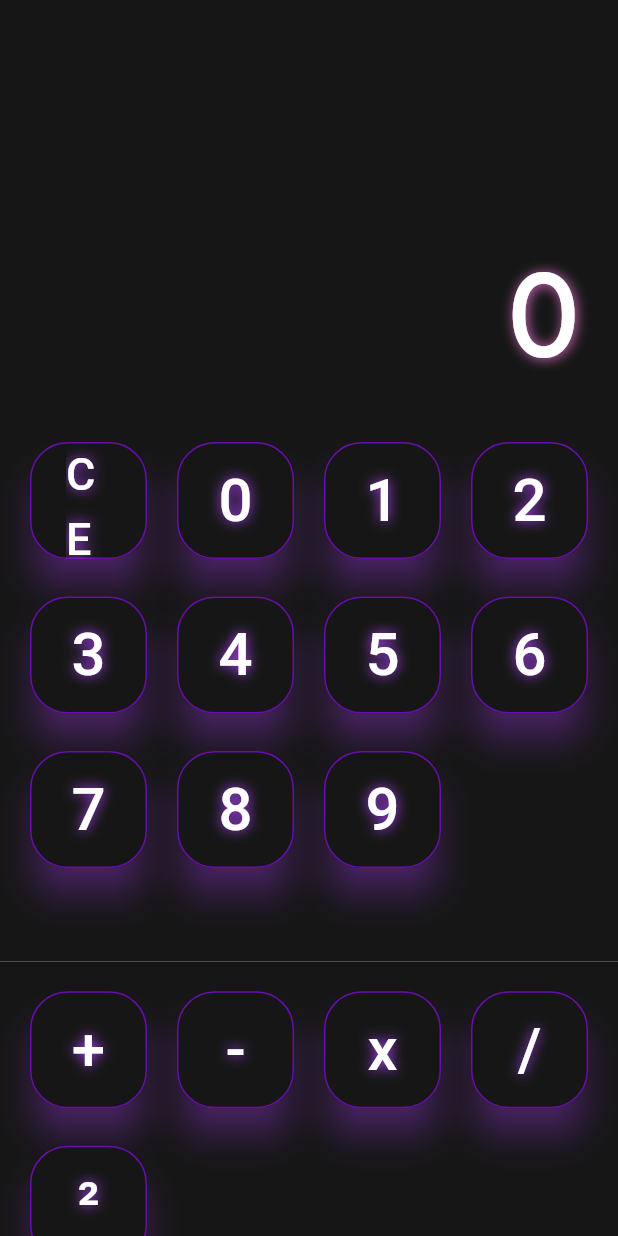
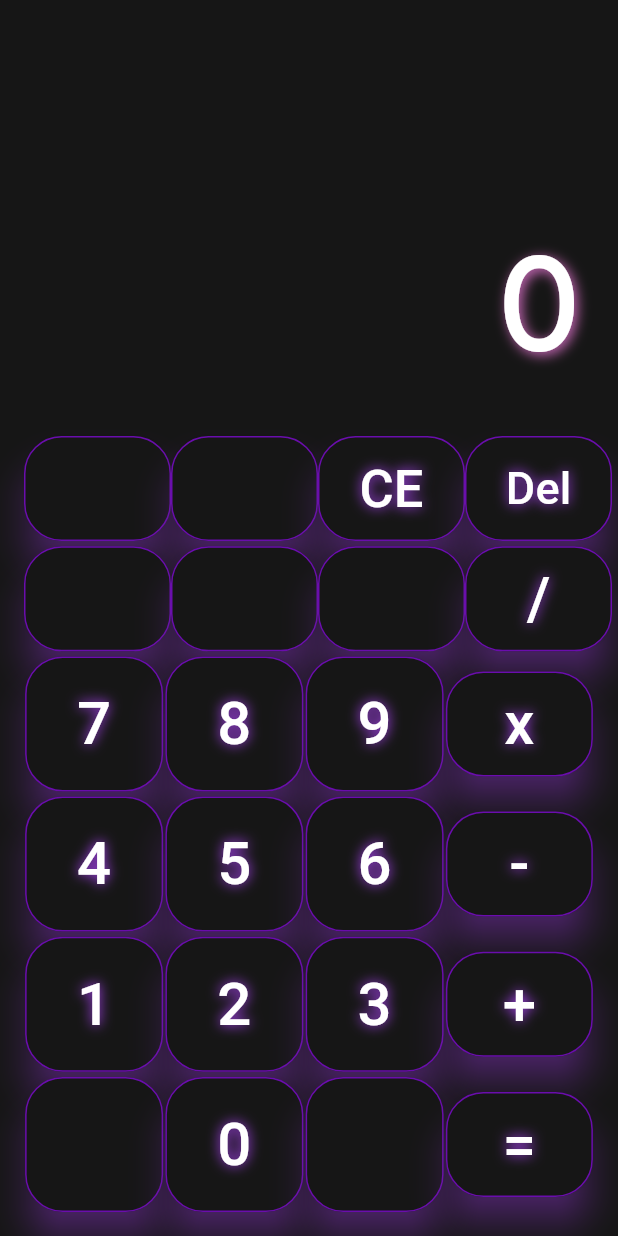
Before and after one commit to Guyllem/calculesther, a Flutter app: the screen it shows after launch, on a phone screen of 412 x 824 dp. Run offline on Flutter 3.47's test engine with Material 3 defaults, Android fonts, the phone set to English and light mode, and no system bars; Roboto replaces fonts that are missing (PlaneCrash).

Commit message:
New ButtonInterface

```diff
--- a/lib/buttonInterface.dart
+++ b/lib/buttonInterface.dart
@@ -4,12 +4,17 @@ import 'package:calculesther/theme/colors.dart';
 class ButtonInterface extends StatelessWidget {
   final String label;
   final double interfaceSize;
+  final double width;
+  final double height;
   final Function(String) onTap;
-  const ButtonInterface({super.key, required this.label, required this.interfaceSize, required this.onTap});
+  const ButtonInterface({super.key, required this.label, required this.interfaceSize, required this.onTap, required this.width, required this.height});
 
   @override
   Widget build(BuildContext context) {
-    return ElevatedButton(
+    return SizedBox(
+      width: width,
+      height: height,
+      child: ElevatedButton(
         onPressed: () {
           onTap(label);
         },
@@ -25,7 +30,6 @@ class ButtonInterface extends StatelessWidget {
         child: Text(label,
           style: TextStyle(
             fontSize: interfaceSize,
-          fontFamily: "PlaneCrash",
             color: AppColors.text,
             shadows: const <Shadow> [
               Shadow(
@@ -36,6 +40,7 @@ class ButtonInterface extends StatelessWidget {
             ],
           ),
         ),
+      )
       );
   }
 }
--- a/lib/calculatrice.dart
+++ b/lib/calculatrice.dart
@@ -42,10 +42,10 @@ class _CalculatriceState extends State<Calculatrice> {
               alignment: Alignment.bottomRight,
               child: Text(_currentTap,
                 style: const TextStyle(
-                  fontSize: 80,
+                  fontSize: 90,
                     shadows: <Shadow> [
                       Shadow(
-                        offset: Offset(1,1),
+                        offset: Offset(2,2),
                         blurRadius: 10,
                         color: AppColors.shadow,
                       )
@@ -64,47 +64,69 @@ class _CalculatriceState extends State<Calculatrice> {
                 Expanded(
                   flex: 2,
                   child: Container(
-                      color: AppColors.black,
-                      child: GridView.count(
-                          crossAxisCount: 4,
-                          crossAxisSpacing: 20,
-                          mainAxisSpacing: 25,
-                          padding: const EdgeInsets.all(20),
+                    padding: const EdgeInsets.all(16),
+                    color: AppColors.black,
+                      child: Column(
+                        mainAxisAlignment: MainAxisAlignment.spaceBetween,
                           children: [
-                            ButtonInterface(label: "CE", interfaceSize: 30, onTap: (value) => _clearUI()),
-                            ButtonInterface(label: "0", interfaceSize: 40, onTap: (value) => _updateNumber(value)),
-                            ButtonInterface(label: "1", interfaceSize: 40,onTap: (value) => _updateNumber(value)),
-                            ButtonInterface(label: "2", interfaceSize: 40,onTap: (value) => _updateNumber(value)),
-                            ButtonInterface(label: "3", interfaceSize: 40,onTap: (value) => _updateNumber(value)),
-                            ButtonInterface(label: "4", interfaceSize: 40,onTap: (value) => _updateNumber(value)),
-                            ButtonInterface(label: "5", interfaceSize: 40,onTap: (value) => _updateNumber(value)),
-                            ButtonInterface(label: "6", interfaceSize: 40,onTap: (value) => _updateNumber(value)),
-                            ButtonInterface(label: "7", interfaceSize: 40,onTap: (value) => _updateNumber(value)),
-                            ButtonInterface(label: "8", interfaceSize: 40, onTap: (value) => _updateNumber(value)),
-                            ButtonInterface(label: "9", interfaceSize: 40,onTap: (value) => _updateNumber(value)),
+                            Row(
+                              mainAxisAlignment: MainAxisAlignment.spaceAround,
+                              children: [
+                                ButtonInterface(label: "", interfaceSize: 40, width: 98, height: 70, onTap: (value) => _updateNumber(value)),
+                                ButtonInterface(label: "", interfaceSize: 40, width: 98, height: 70, onTap: (value) => _updateNumber(value)),
+                                ButtonInterface(label: "CE", interfaceSize: 35, width: 98, height: 70, onTap: (value) => _clearUI()),
+                                ButtonInterface(label: "Del", interfaceSize: 30, width: 98, height: 70, onTap: (value) => _updateNumber(value)),
+                              ],
+                            ),
+                            Row(
+                              mainAxisAlignment: MainAxisAlignment.spaceAround,
+                              children: [
+                                ButtonInterface(label: "", interfaceSize: 40, width: 98, height: 70, onTap: (value) => _updateNumber(value)),
+                                ButtonInterface(label: "", interfaceSize: 40, width: 98, height: 70, onTap: (value) => _updateNumber(value)),
+                                ButtonInterface(label: "", interfaceSize: 40, width: 98, height: 70, onTap: (value) => _updateNumber(value)),
+                                ButtonInterface(label: "/", interfaceSize: 40, width: 98, height: 70, onTap: (value) => _updateNumber(value)),
+                              ],
+                            ),
+                            Row(
+                              mainAxisAlignment: MainAxisAlignment.spaceAround,
+                              children: [
+                                ButtonInterface(label: "7", interfaceSize: 40, width: 92, height: 90, onTap: (value) => _updateNumber(value)),
+                                ButtonInterface(label: "8", interfaceSize: 40, width: 92, height: 90, onTap: (value) => _updateNumber(value)),
+                                ButtonInterface(label: "9", interfaceSize: 40, width: 92, height: 90, onTap: (value) => _updateNumber(value)),
+                                ButtonInterface(label: "x", interfaceSize: 40, width: 98, height: 70, onTap: (value) => _updateNumber(value)),
+                              ],
+                            ),
+                            Row(
+                              mainAxisAlignment: MainAxisAlignment.spaceAround,
+                              children: [
+                                ButtonInterface(label: "4", interfaceSize: 40, width: 92, height: 90, onTap: (value) => _updateNumber(value)),
+                                ButtonInterface(label: "5", interfaceSize: 40, width: 92, height: 90, onTap: (value) => _updateNumber(value)),
+                                ButtonInterface(label: "6", interfaceSize: 40, width: 92, height: 90, onTap: (value) => _updateNumber(value)),
+                                ButtonInterface(label: "-", interfaceSize: 40, width: 98, height: 70, onTap: (value) => _updateNumber(value)),
+                              ],
+                            ),
+                            Row(
+                              mainAxisAlignment: MainAxisAlignment.spaceAround,
+                              children: [
+                                ButtonInterface(label: "1", interfaceSize: 40, width: 92, height: 90, onTap: (value) => _updateNumber(value)),
+                                ButtonInterface(label: "2", interfaceSize: 40, width: 92, height: 90, onTap: (value) => _updateNumber(value)),
+                                ButtonInterface(label: "3", interfaceSize: 40, width: 92, height: 90, onTap: (value) => _updateNumber(value)),
+                                ButtonInterface(label: "+", interfaceSize: 40, width: 98, height: 70, onTap: (value) => _updateNumber(value)),
+                              ],
+                            ),
+                            Row(
+                              mainAxisAlignment: MainAxisAlignment.spaceAround,
+                              children: [
+                                ButtonInterface(label: " ", interfaceSize: 40, width: 92, height: 90, onTap: (value) => _updateNumber(value)),
+                                ButtonInterface(label: "0", interfaceSize: 40, width: 92, height: 90, onTap: (value) => _updateNumber(value)),
+                                ButtonInterface(label: " ", interfaceSize: 40, width: 92, height: 90, onTap: (value) => _updateNumber(value)),
+                                ButtonInterface(label: "=", interfaceSize: 40, width: 98, height: 70, onTap: (value) => _updateNumber(value)),
+                              ],
+                            )
                           ],
                       ),
                     ),
                 ),
-                Expanded(
-                  flex: 1,
-                    child: Container(
-                      color: AppColors.black,
-                      child: GridView.count(
-                        crossAxisCount: 4,
-                        crossAxisSpacing: 20,
-                        mainAxisSpacing: 25,
-                        padding: const EdgeInsets.all(20),
-                        children: [
-                          ButtonInterface(label: "+", interfaceSize: 40,onTap: (value) => _updateNumber(value)),
-                          ButtonInterface(label: "-", interfaceSize: 40,onTap: (value) => _updateNumber(value)),
-                          ButtonInterface(label: "x", interfaceSize: 40,onTap: (value) => _updateNumber(value)),
-                          ButtonInterface(label: "/", interfaceSize: 40,onTap: (value) => _updateNumber(value)),
-                          ButtonInterface(label: "²", interfaceSize: 40,onTap: (value) => _updateNumber(value))
-                        ],
-                      )
-                )
-                )
               ],
             ),
           ),
```
Lines whose indentation alone changed are shown as unchanged.
